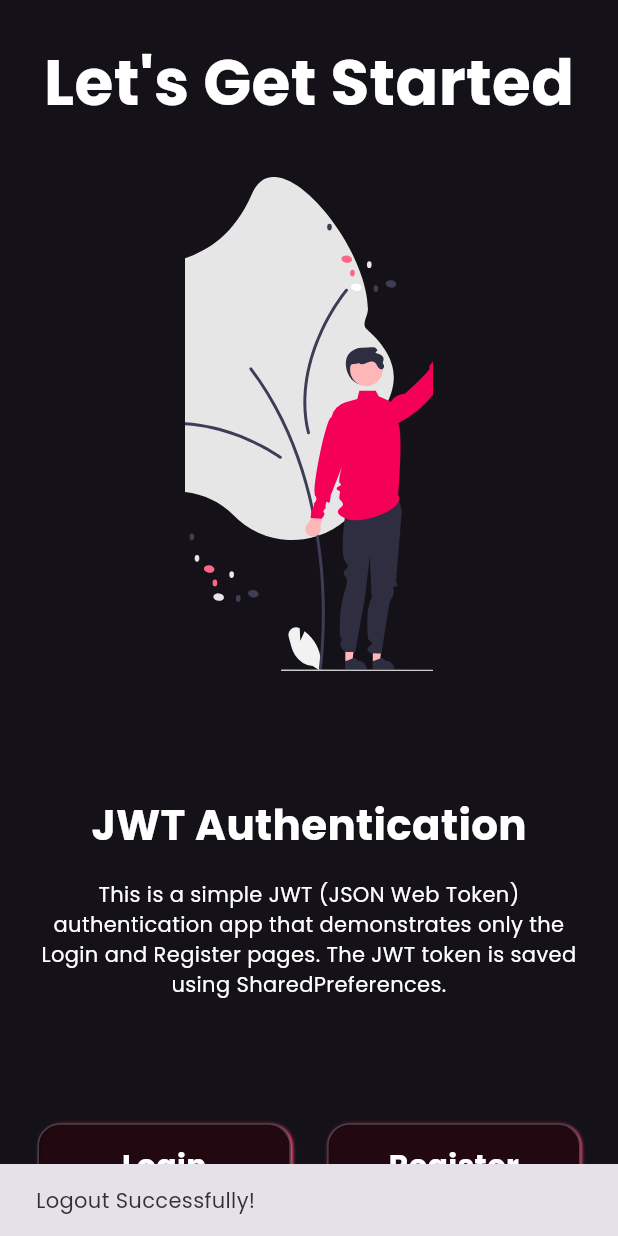
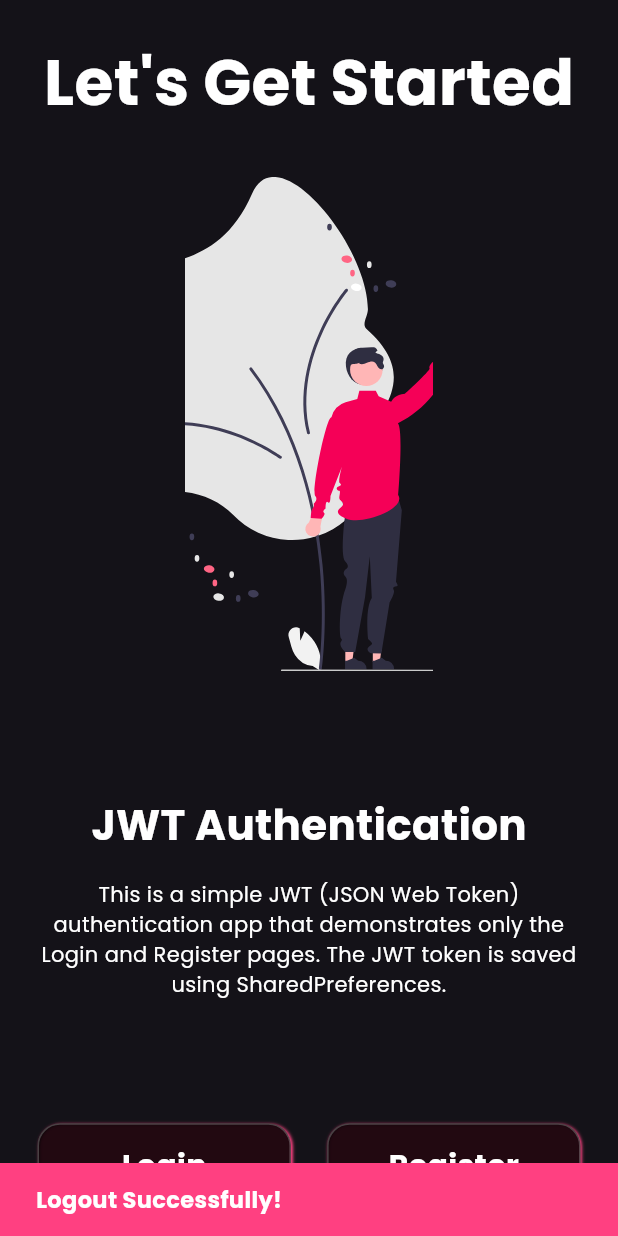
Before and after one commit to PAIshanMadusha/json-web-token-authentication, a Flutter app: the MainPage screen opened directly, after a tap on "Logout", on a phone screen of 412 x 824 dp. Run offline on Flutter 3.47's test engine with Material 3 defaults, Android fonts, the phone set to English and light mode, and no system bars; our stand-ins replace flutter_svg, google_fonts, shared_preferences; accounts and stored records are empty.

Commit message:
Final Touches

```diff
--- a/flutter_client/lib/main.dart
+++ b/flutter_client/lib/main.dart
@@ -1,6 +1,5 @@
 import 'package:flutter/material.dart';
 import 'package:flutter_client/pages/authentication_home_page.dart';
-import 'package:flutter_client/pages/login_page.dart';
 import 'package:flutter_client/pages/main_page.dart';
 import 'package:google_fonts/google_fonts.dart';
 import 'package:shared_preferences/shared_preferences.dart';
@@ -21,7 +20,7 @@ class MyApp extends StatelessWidget {
         brightness: Brightness.dark,
         fontFamily: GoogleFonts.poppins().fontFamily,
       ),
-      home: AuthenticationHomePage(),
+      home: CheckAuthenticationStatus(),
     );
   }
 }
@@ -55,6 +54,6 @@ class _CheckAuthenticationStatusState extends State<CheckAuthenticationStatus> {
 
   @override
   Widget build(BuildContext context) {
-    return isLoggedIn ? MainPage() : LoginPage();
+    return isLoggedIn ? MainPage() : AuthenticationHomePage();
   }
 }
--- a/flutter_client/lib/pages/main_page.dart
+++ b/flutter_client/lib/pages/main_page.dart
@@ -24,9 +24,19 @@ class _MainPageState extends State<MainPage> {
     try {
       await _authenticationService.logout();
       if (mounted) {
-        ScaffoldMessenger.of(
-          context,
-        ).showSnackBar(SnackBar(content: Text("Logout Successfully!")));
+        ScaffoldMessenger.of(context).showSnackBar(
+          SnackBar(
+            backgroundColor: Colors.pinkAccent,
+            content: Text(
+              "Logout Successfully!",
+              style: TextStyle(
+                fontSize: 15,
+                fontWeight: FontWeight.bold,
+                color: Colors.white,
+              ),
+            ),
+          ),
+        );
         Navigator.pushReplacement(
           context,
           MaterialPageRoute(builder: (context) => AuthenticationHomePage()),
@@ -35,10 +45,24 @@ class _MainPageState extends State<MainPage> {
     } catch (error) {
       debugPrint("Error when Logout: $error");
       if (mounted) {
-        ScaffoldMessenger.of(
-          context,
-        ).showSnackBar(SnackBar(content: Text("Logout Unsuccessfully!")));
+        ScaffoldMessenger.of(context).showSnackBar(
+          SnackBar(
+            backgroundColor: Colors.red,
+            content: Text(
+              "Logout Unsuccessfully!",
+              style: TextStyle(
+                fontSize: 15,
+                fontWeight: FontWeight.bold,
+                color: Colors.white,
+              ),
+            ),
+          ),
+        );
       }
+    }finally{
+      setState(() {
+        isLoading = false;
+      });
     }
   }
 
```
Also changed, not shown: flutter_client/lib/pages/login_page.dart (+26 -6 lines), flutter_client/lib/pages/register_page.dart (+24 -3 lines).
